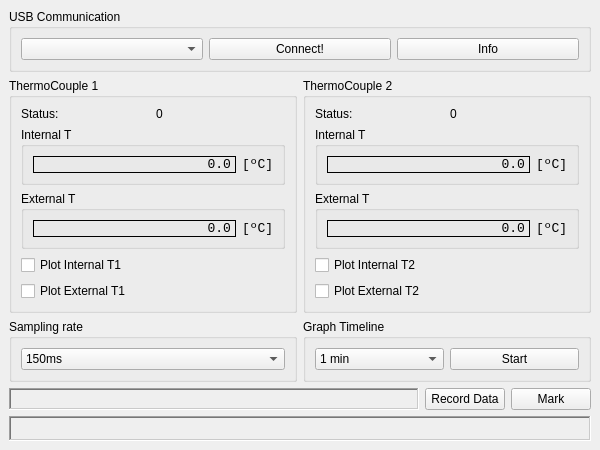
makingdevices/TC-Logger-Device, file python/ThermoLogger_v1/gui_app.ui: the form before one commit.
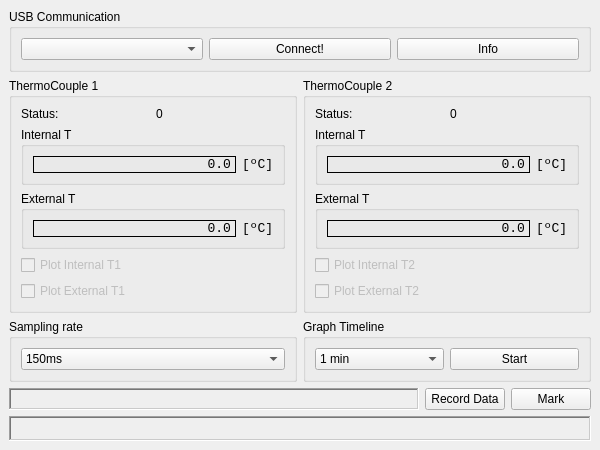
The form after the commit.

Commit message: Added dynamic graphs for the thermocouples

```diff
--- a/python/ThermoLogger_v1/gui_app.ui
+++ b/python/ThermoLogger_v1/gui_app.ui
@@ -231,6 +231,9 @@
              </item>
              <item>
               <widget class="QCheckBox" name="tc1_graph">
+               <property name="enabled">
+                <bool>false</bool>
+               </property>
                <property name="text">
                 <string>Plot Internal T1</string>
                </property>
@@ -238,6 +241,9 @@
              </item>
              <item>
               <widget class="QCheckBox" name="tc2_graph">
+               <property name="enabled">
+                <bool>false</bool>
+               </property>
                <property name="text">
                 <string>Plot External T1</string>
                </property>
@@ -400,6 +406,9 @@
              </item>
              <item>
               <widget class="QCheckBox" name="tc1_graph_2">
+               <property name="enabled">
+                <bool>false</bool>
+               </property>
                <property name="text">
                 <string>Plot Internal T2</string>
                </property>
@@ -407,6 +416,9 @@
              </item>
              <item>
               <widget class="QCheckBox" name="tc2_graph_2">
+               <property name="enabled">
+                <bool>false</bool>
+               </property>
                <property name="text">
                 <string>Plot External T2</string>
                </property>
```
Left out of the diff: 3 changed lines with no effect on the pictures. The commit also changes 1 other file.
